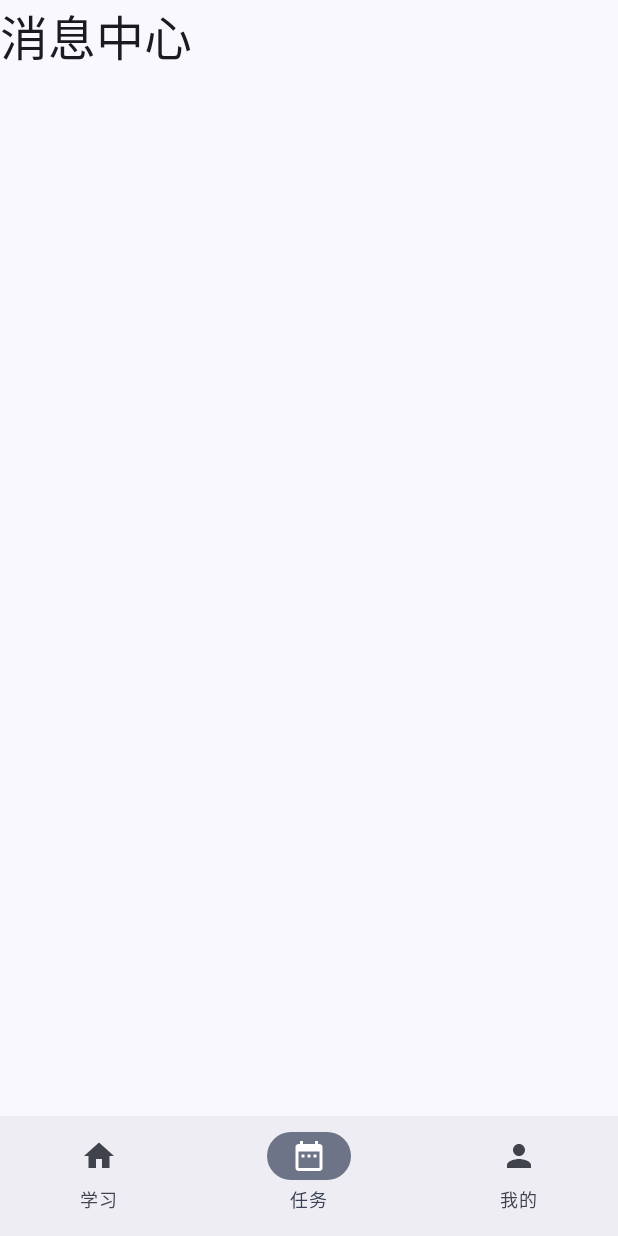
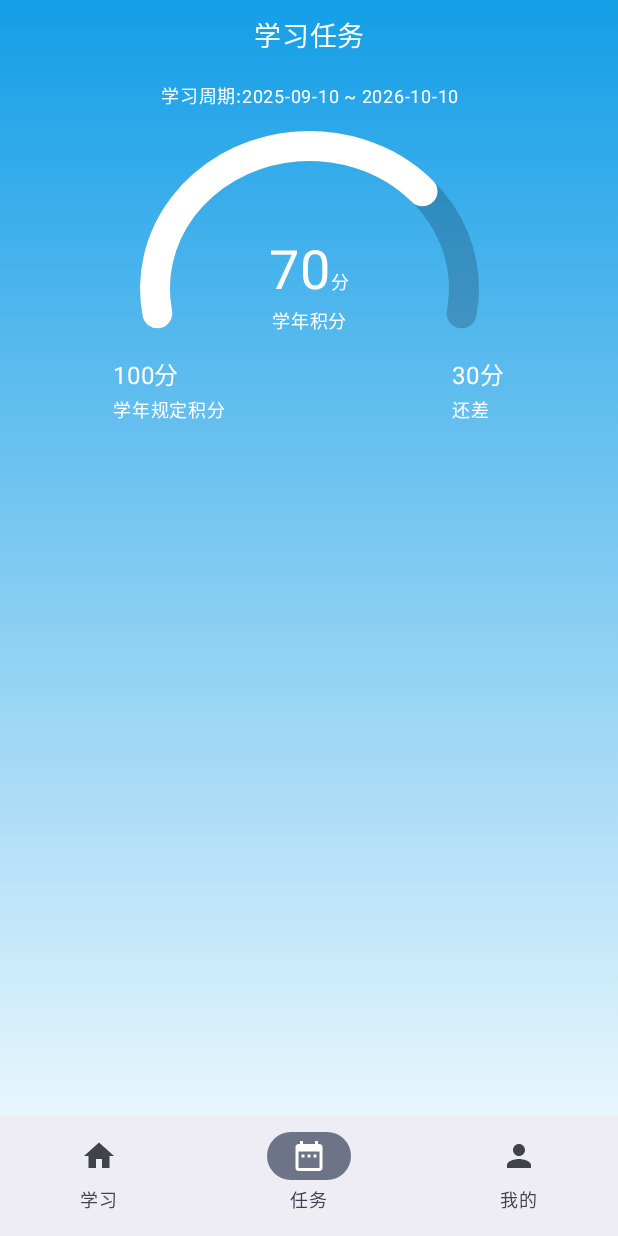
Before and after one commit to UserNamezhangxi/Compose_App_Study, an Android app built with Jetpack Compose: the StudyScreen screen opened through its navigation route, on a phone screen of 412 x 824 dp. Run offline under Robolectric (Android 15) with nearby library versions, the phone set to English and light mode, and no system bars.

Commit message:
完成学年积分图形绘制

```diff
--- /dev/null
+++ b/app/src/main/java/com/example/study/ui/components/CircleRing.kt
@@ -0,0 +1,39 @@
+package com.example.study.ui.components
+
+import androidx.compose.foundation.Canvas
+import androidx.compose.foundation.background
+import androidx.compose.foundation.layout.size
+import androidx.compose.runtime.Composable
+import androidx.compose.ui.Modifier
+import androidx.compose.ui.graphics.Color
+import androidx.compose.ui.graphics.StrokeCap
+import androidx.compose.ui.graphics.drawscope.Stroke
+import androidx.compose.ui.graphics.drawscope.rotate
+import androidx.compose.ui.unit.dp
+import androidx.lifecycle.viewmodel.compose.viewModel
+import com.example.study.ui.viewmodel.TaskViewModel
+
+@Composable
+fun CircleRing(boxWidth: Int,vm: TaskViewModel = viewModel()) {
+
+    Canvas(modifier = Modifier.size(boxWidth.dp)) {
+        rotate(180f) {
+            drawArc(
+                color = Color(0x33000017),
+                startAngle = -10f,
+                sweepAngle = 200f,
+                useCenter = false,
+                style = Stroke(30f, cap = StrokeCap.Round)
+            )
+        }
+        rotate(180f) {
+            drawArc(
+                color = Color.White,
+                startAngle = -10f,
+                sweepAngle = vm.calcRound,
+                useCenter = false,
+                style = Stroke(30f, cap = StrokeCap.Round)
+            )
+        }
+    }
+}
--- a/app/src/main/java/com/example/study/ui/screen/MainScreen.kt
+++ b/app/src/main/java/com/example/study/ui/screen/MainScreen.kt
@@ -71,13 +71,13 @@ fun MainScreen() {
     }) { innerPadding ->
         NavHost(
             navController = navController,
-            startDestination = NavScreen.Home.route, // 默认展示哪个页面
+            startDestination = NavScreen.Messages.route, // 默认展示哪个页面
         ) {
             composable(NavScreen.Home.route) {
                 HomeScreen(innerPadding.calculateTopPadding().value,innerPadding.calculateBottomPadding().value)
             }
             composable(NavScreen.Messages.route) {
-                StudyScreen()
+                StudyScreen(innerPadding.calculateTopPadding().value,innerPadding.calculateBottomPadding().value)
             }
             composable(NavScreen.Settings.route) {
                 MineScreen()
--- a/app/src/main/java/com/example/study/ui/screen/StudyScreen.kt
+++ b/app/src/main/java/com/example/study/ui/screen/StudyScreen.kt
@@ -1,14 +1,124 @@
 package com.example.study.ui.screen
 
+import androidx.compose.foundation.background
+import androidx.compose.foundation.layout.Arrangement
+import androidx.compose.foundation.layout.Box
+import androidx.compose.foundation.layout.Column
+import androidx.compose.foundation.layout.Row
+import androidx.compose.foundation.layout.fillMaxHeight
+import androidx.compose.foundation.layout.fillMaxSize
+import androidx.compose.foundation.layout.fillMaxWidth
+import androidx.compose.foundation.layout.height
+import androidx.compose.foundation.layout.offset
+import androidx.compose.foundation.layout.padding
+import androidx.compose.foundation.layout.statusBarsPadding
+import androidx.compose.foundation.lazy.LazyColumn
 import androidx.compose.material3.MaterialTheme
 import androidx.compose.material3.Text
 import androidx.compose.runtime.Composable
+import androidx.compose.runtime.LaunchedEffect
+import androidx.compose.ui.Alignment
+import androidx.compose.ui.Modifier
+import androidx.compose.ui.graphics.Brush
+import androidx.compose.ui.graphics.Color
+import androidx.compose.ui.platform.LocalConfiguration
+import androidx.compose.ui.text.SpanStyle
+import androidx.compose.ui.text.TextStyle
+import androidx.compose.ui.text.buildAnnotatedString
+import androidx.compose.ui.text.style.TextAlign
+import androidx.compose.ui.text.withStyle
+import androidx.compose.ui.unit.dp
+import androidx.compose.ui.unit.sp
+import androidx.lifecycle.ViewModel
+import androidx.lifecycle.viewmodel.compose.viewModel
+import com.example.study.ui.components.CircleRing
+import com.example.study.ui.components.TopAppbar
+import com.example.study.ui.viewmodel.TaskViewModel
+import java.nio.file.WatchEvent
 
 // 消息页内容
 @Composable
-fun StudyScreen() {
-    Text(
-        text = "消息中心",
-        style = MaterialTheme.typography.headlineLarge
-    )
+fun StudyScreen(statusBarHigh: Float, bottomHigh: Float, vm: TaskViewModel = viewModel()) {
+
+    val boxWSize: Int
+    with(LocalConfiguration.current) {
+        boxWSize = screenWidthDp / 2
+    }
+
+    LaunchedEffect(
+        key1 = vm.allValue
+    ) {
+        vm.updatePercent()
+    }
+
+    Column(
+        modifier = Modifier
+            .fillMaxSize()
+            .background(
+                Brush.verticalGradient(listOf(Color(0XFF149EE7), Color.White))
+            )
+    ) {
+        // 标题栏
+        Row(
+            modifier = Modifier.statusBarsPadding()
+        ) {
+            Text(
+                text = "学习任务",
+                textAlign = TextAlign.Center,
+                color = Color.White,
+                modifier = Modifier
+                    .fillMaxWidth()
+                    .padding(10.dp),
+                fontSize = 18.sp
+            )
+        }
+
+        LazyColumn() {
+            item {
+                Text(
+                    text = vm.taskDate,
+                    fontSize = 12.sp,
+                    color = Color.White,
+                    textAlign = TextAlign.Center,
+                    modifier = Modifier
+                        .fillMaxWidth()
+                        .padding(5.dp),
+                )
+            }
+
+            // 学习进度
+            item {
+                Box(contentAlignment = Alignment.Center, modifier = Modifier.height(boxWSize.dp).fillMaxWidth().padding(top = 16.dp)) {
+                    // 圆环
+                    CircleRing(boxWSize)
+                    // 初始值
+                    Column(horizontalAlignment = Alignment.CenterHorizontally) {
+                        Text(buildAnnotatedString {
+                            append(vm.allValue.toString())
+                            withStyle(SpanStyle(fontSize = 12.sp)) {
+                                append("分")
+                            }
+                        }, fontSize = 36.sp, color = Color.White)
+                        Text(text="学年积分", fontSize = 12.sp, color = Color.White)
+                    }
+
+                }
+            }
+
+            item {
+                Row(horizontalArrangement = Arrangement.SpaceAround, modifier = Modifier.fillMaxWidth().offset(y=(-50).dp)) {
+                    Column {
+                        Text("${vm.totalRound}分", color = Color.White, fontSize = 16.sp)
+                        Text("学年规定积分", color = Color.White, fontSize = 12.sp)
+                    }
+                    Column {
+                        Text("${vm.totalRound - vm.allValue}分", color = Color.White, fontSize = 16.sp)
+                        Text("还差", color = Color.White, fontSize = 12.sp)
+                    }
+                }
+            }
+        }
+
+
+    }
 }
--- /dev/null
+++ b/app/src/main/java/com/example/study/ui/viewmodel/TaskViewModel.kt
@@ -0,0 +1,26 @@
+package com.example.study.ui.viewmodel
+
+import androidx.compose.runtime.getValue
+import androidx.compose.runtime.mutableStateOf
+import androidx.compose.runtime.setValue
+import androidx.lifecycle.ViewModel
+
+class TaskViewModel: ViewModel() {
+
+    val taskDate by mutableStateOf("学习周期:2025-09-10 ~ 2026-10-10")
+
+    val allValue by  mutableStateOf(70)
+
+    val totalRound = 100
+
+    var calcRound by mutableStateOf(0f)
+        private set
+
+    /**
+     * 更新学年积分
+     * */
+    fun updatePercent() {
+        calcRound = 210f*allValue/totalRound
+    }
+
+}
```
